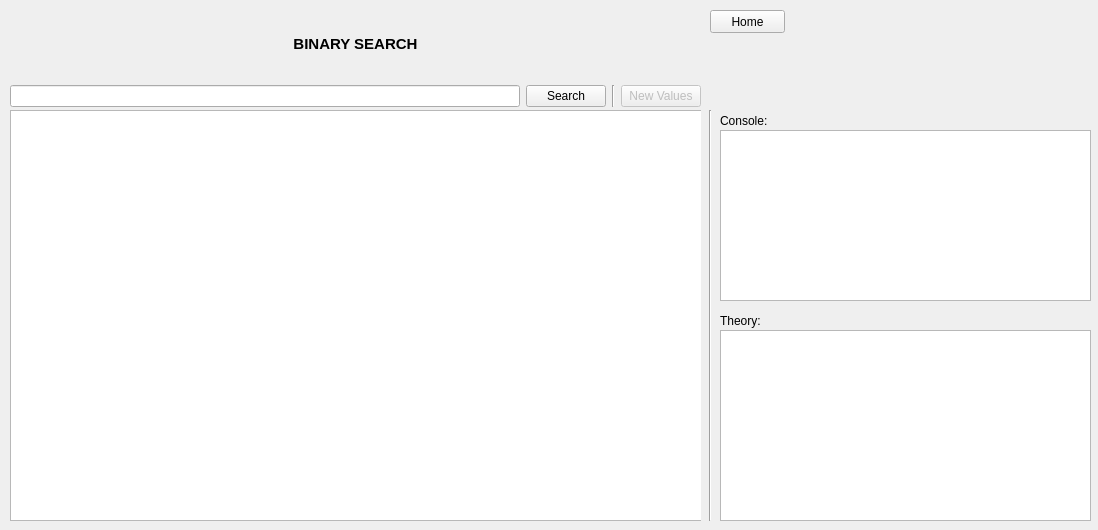
Before: the Qt Designer form AlgoViz/src/resources/views/BinSrchView.ui in Sabin-B-99/AlgoViz, drawn with Qt 5.
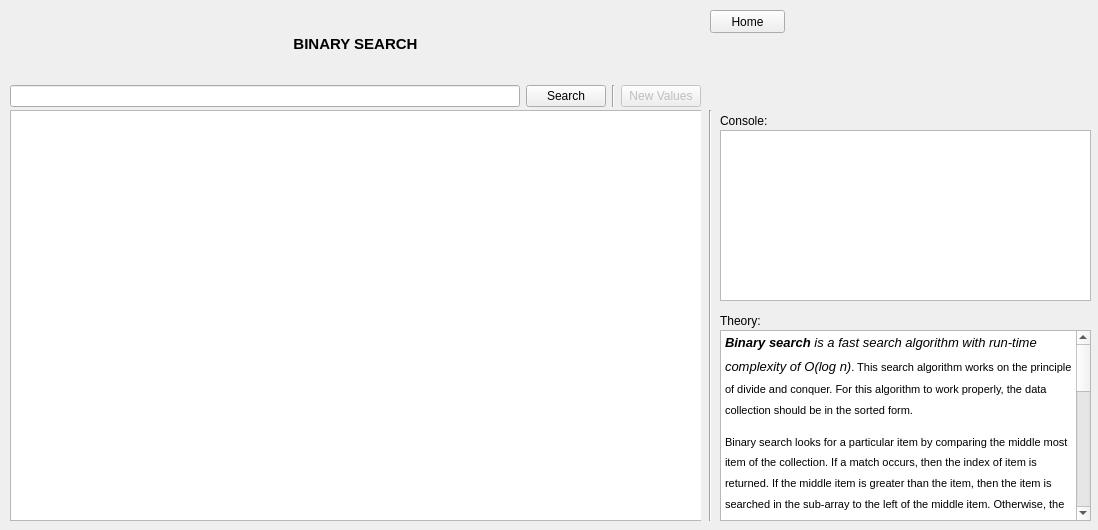
After: the same form once the commit is applied.

Commit message: Added theory for all algorithms and dsa

The edit to the form file:
```diff
--- a/AlgoViz/src/resources/views/BinSrchView.ui
+++ b/AlgoViz/src/resources/views/BinSrchView.ui
@@ -13,7 +13,7 @@
   <property name="windowTitle">
    <string>Form</string>
   </property>
-  <widget class="QPlainTextEdit" name="binSrchInfoPlainTextEdit">
+  <widget class="QTextBrowser" name="binSrchInfoTextBrowser">
    <property name="geometry">
     <rect>
      <x>720</x>
@@ -22,8 +22,40 @@
      <height>191</height>
     </rect>
    </property>
-   <property name="readOnly">
-    <bool>true</bool>
+   <property name="html">
+    <string>&lt;!DOCTYPE HTML PUBLIC &quot;-//W3C//DTD HTML 4.0//EN&quot; &quot;http://www.w3.org/TR/REC-html40/strict.dtd&quot;&gt;
+&lt;html&gt;&lt;head&gt;&lt;meta name=&quot;qrichtext&quot; content=&quot;1&quot; /&gt;&lt;style type=&quot;text/css&quot;&gt;
+p, li { white-space: pre-wrap; }
+&lt;/style&gt;&lt;/head&gt;&lt;body style=&quot; font-family:'MS Shell Dlg 2'; font-size:8.25pt; font-weight:400; font-style:normal;&quot;&gt;
+&lt;p style=&quot; margin-top:10px; margin-bottom:11px; margin-left:0px; margin-right:0px; -qt-block-indent:0; text-indent:0px; line-height:160%;&quot;&gt;&lt;span style=&quot; font-family:'Nunito','sans-serif'; font-size:10pt; font-weight:600; font-style:italic; color:#000000;&quot;&gt;Binary search&lt;/span&gt;&lt;span style=&quot; font-family:'Nunito','sans-serif'; font-size:10pt; font-style:italic; color:#000000;&quot;&gt; is a fast search algorithm with run-time complexity of Ο(log n)&lt;/span&gt;&lt;span style=&quot; font-family:'Nunito','sans-serif'; font-size:8pt; color:#000000;&quot;&gt;. This search algorithm works on the principle of divide and conquer. For this algorithm to work properly, the data collection should be in the sorted form.&lt;/span&gt;&lt;/p&gt;
+&lt;p style=&quot; margin-top:10px; margin-bottom:11px; margin-left:0px; margin-right:0px; -qt-block-indent:0; text-indent:0px; line-height:160%;&quot;&gt;&lt;span style=&quot; font-family:'Nunito','sans-serif'; font-size:8pt; color:#000000;&quot;&gt;Binary search looks for a particular item by comparing the middle most item of the collection. If a match occurs, then the index of item is returned. If the middle item is greater than the item, then the item is searched in the sub-array to the left of the middle item. Otherwise, the item is searched for in the sub-array to the right of the middle item. This process continues on the sub-array as well until the size of the subarray reduces to zero.&lt;/span&gt;&lt;/p&gt;
+&lt;p style=&quot; margin-top:10px; margin-bottom:11px; margin-left:0px; margin-right:0px; -qt-block-indent:0; text-indent:0px; line-height:160%;&quot;&gt;&lt;span style=&quot; font-family:'Heebo','sans-serif'; font-size:8pt; font-weight:496; color:#000000;&quot;&gt;Pseudocode&lt;/span&gt;&lt;/p&gt;
+&lt;p style=&quot; margin-top:10px; margin-bottom:11px; margin-left:0px; margin-right:0px; -qt-block-indent:0; text-indent:0px; line-height:160%;&quot;&gt;&lt;span style=&quot; font-family:'Nunito','sans-serif'; font-size:8pt; color:#000000;&quot;&gt;The pseudocode of binary search algorithms should look like this −&lt;/span&gt;&lt;/p&gt;
+&lt;p style=&quot; margin-top:0px; margin-bottom:0px; margin-left:0px; margin-right:0px; -qt-block-indent:0; text-indent:0px; background-color:#eeeeee;&quot;&gt;&lt;span style=&quot; font-family:'Courier New'; font-size:8pt; color:#660066;&quot;&gt;Procedure&lt;/span&gt;&lt;span style=&quot; font-family:'Courier New'; font-size:8pt; color:#000000;&quot;&gt; binary_search&lt;/span&gt;&lt;/p&gt;
+&lt;p style=&quot; margin-top:0px; margin-bottom:0px; margin-left:0px; margin-right:0px; -qt-block-indent:0; text-indent:0px; background-color:#eeeeee;&quot;&gt;&lt;span style=&quot; font-family:'Courier New'; font-size:8pt; color:#000000;&quot;&gt;   A &lt;/span&gt;&lt;span style=&quot; font-family:'Courier New'; font-size:8pt; color:#666600;&quot;&gt;←&lt;/span&gt;&lt;span style=&quot; font-family:'Courier New'; font-size:8pt; color:#000000;&quot;&gt; sorted array&lt;/span&gt;&lt;/p&gt;
+&lt;p style=&quot; margin-top:0px; margin-bottom:0px; margin-left:0px; margin-right:0px; -qt-block-indent:0; text-indent:0px; background-color:#eeeeee;&quot;&gt;&lt;span style=&quot; font-family:'Courier New'; font-size:8pt; color:#000000;&quot;&gt;   n &lt;/span&gt;&lt;span style=&quot; font-family:'Courier New'; font-size:8pt; color:#666600;&quot;&gt;←&lt;/span&gt;&lt;span style=&quot; font-family:'Courier New'; font-size:8pt; color:#000000;&quot;&gt; size &lt;/span&gt;&lt;span style=&quot; font-family:'Courier New'; font-size:8pt; color:#000088;&quot;&gt;of&lt;/span&gt;&lt;span style=&quot; font-family:'Courier New'; font-size:8pt; color:#000000;&quot;&gt; array&lt;/span&gt;&lt;/p&gt;
+&lt;p style=&quot; margin-top:0px; margin-bottom:0px; margin-left:0px; margin-right:0px; -qt-block-indent:0; text-indent:0px; background-color:#eeeeee;&quot;&gt;&lt;span style=&quot; font-family:'Courier New'; font-size:8pt; color:#000000;&quot;&gt;   x &lt;/span&gt;&lt;span style=&quot; font-family:'Courier New'; font-size:8pt; color:#666600;&quot;&gt;←&lt;/span&gt;&lt;span style=&quot; font-family:'Courier New'; font-size:8pt; color:#000000;&quot;&gt; &lt;/span&gt;&lt;span style=&quot; font-family:'Courier New'; font-size:8pt; color:#000088;&quot;&gt;value&lt;/span&gt;&lt;span style=&quot; font-family:'Courier New'; font-size:8pt; color:#000000;&quot;&gt; to be searched&lt;/span&gt;&lt;/p&gt;
+&lt;p style=&quot;-qt-paragraph-type:empty; margin-top:0px; margin-bottom:0px; margin-left:0px; margin-right:0px; -qt-block-indent:0; text-indent:0px; font-family:'Courier New'; font-size:8pt; color:#000000; background-color:#eeeeee;&quot;&gt;&lt;br /&gt;&lt;/p&gt;
+&lt;p style=&quot; margin-top:0px; margin-bottom:0px; margin-left:0px; margin-right:0px; -qt-block-indent:0; text-indent:0px; background-color:#eeeeee;&quot;&gt;&lt;span style=&quot; font-family:'Courier New'; font-size:8pt; color:#000000;&quot;&gt;   &lt;/span&gt;&lt;span style=&quot; font-family:'Courier New'; font-size:8pt; color:#660066;&quot;&gt;Set&lt;/span&gt;&lt;span style=&quot; font-family:'Courier New'; font-size:8pt; color:#000000;&quot;&gt; lowerBound &lt;/span&gt;&lt;span style=&quot; font-family:'Courier New'; font-size:8pt; color:#666600;&quot;&gt;=&lt;/span&gt;&lt;span style=&quot; font-family:'Courier New'; font-size:8pt; color:#000000;&quot;&gt; &lt;/span&gt;&lt;span style=&quot; font-family:'Courier New'; font-size:8pt; color:#006666;&quot;&gt;1&lt;/span&gt;&lt;/p&gt;
+&lt;p style=&quot; margin-top:0px; margin-bottom:0px; margin-left:0px; margin-right:0px; -qt-block-indent:0; text-indent:0px; background-color:#eeeeee;&quot;&gt;&lt;span style=&quot; font-family:'Courier New'; font-size:8pt; color:#000000;&quot;&gt;   &lt;/span&gt;&lt;span style=&quot; font-family:'Courier New'; font-size:8pt; color:#660066;&quot;&gt;Set&lt;/span&gt;&lt;span style=&quot; font-family:'Courier New'; font-size:8pt; color:#000000;&quot;&gt; upperBound &lt;/span&gt;&lt;span style=&quot; font-family:'Courier New'; font-size:8pt; color:#666600;&quot;&gt;=&lt;/span&gt;&lt;span style=&quot; font-family:'Courier New'; font-size:8pt; color:#000000;&quot;&gt; n &lt;/span&gt;&lt;/p&gt;
+&lt;p style=&quot;-qt-paragraph-type:empty; margin-top:0px; margin-bottom:0px; margin-left:0px; margin-right:0px; -qt-block-indent:0; text-indent:0px; font-family:'Courier New'; font-size:8pt; color:#000000; background-color:#eeeeee;&quot;&gt;&lt;br /&gt;&lt;/p&gt;
+&lt;p style=&quot; margin-top:0px; margin-bottom:0px; margin-left:0px; margin-right:0px; -qt-block-indent:0; text-indent:0px; background-color:#eeeeee;&quot;&gt;&lt;span style=&quot; font-family:'Courier New'; font-size:8pt; color:#000000;&quot;&gt;   &lt;/span&gt;&lt;span style=&quot; font-family:'Courier New'; font-size:8pt; color:#000088;&quot;&gt;while&lt;/span&gt;&lt;span style=&quot; font-family:'Courier New'; font-size:8pt; color:#000000;&quot;&gt; x &lt;/span&gt;&lt;span style=&quot; font-family:'Courier New'; font-size:8pt; color:#000088;&quot;&gt;not&lt;/span&gt;&lt;span style=&quot; font-family:'Courier New'; font-size:8pt; color:#000000;&quot;&gt; found&lt;/span&gt;&lt;/p&gt;
+&lt;p style=&quot; margin-top:0px; margin-bottom:0px; margin-left:0px; margin-right:0px; -qt-block-indent:0; text-indent:0px; background-color:#eeeeee;&quot;&gt;&lt;span style=&quot; font-family:'Courier New'; font-size:8pt; color:#000000;&quot;&gt;      &lt;/span&gt;&lt;span style=&quot; font-family:'Courier New'; font-size:8pt; color:#000088;&quot;&gt;if&lt;/span&gt;&lt;span style=&quot; font-family:'Courier New'; font-size:8pt; color:#000000;&quot;&gt; upperBound &lt;/span&gt;&lt;span style=&quot; font-family:'Courier New'; font-size:8pt; color:#666600;&quot;&gt;&amp;lt;&lt;/span&gt;&lt;span style=&quot; font-family:'Courier New'; font-size:8pt; color:#000000;&quot;&gt; lowerBound &lt;/span&gt;&lt;/p&gt;
+&lt;p style=&quot; margin-top:0px; margin-bottom:0px; margin-left:0px; margin-right:0px; -qt-block-indent:0; text-indent:0px; background-color:#eeeeee;&quot;&gt;&lt;span style=&quot; font-family:'Courier New'; font-size:8pt; color:#000000;&quot;&gt;         EXIT&lt;/span&gt;&lt;span style=&quot; font-family:'Courier New'; font-size:8pt; color:#666600;&quot;&gt;:&lt;/span&gt;&lt;span style=&quot; font-family:'Courier New'; font-size:8pt; color:#000000;&quot;&gt; x does &lt;/span&gt;&lt;span style=&quot; font-family:'Courier New'; font-size:8pt; color:#000088;&quot;&gt;not&lt;/span&gt;&lt;span style=&quot; font-family:'Courier New'; font-size:8pt; color:#000000;&quot;&gt; exists&lt;/span&gt;&lt;span style=&quot; font-family:'Courier New'; font-size:8pt; color:#666600;&quot;&gt;.&lt;/span&gt;&lt;/p&gt;
+&lt;p style=&quot; margin-top:0px; margin-bottom:0px; margin-left:0px; margin-right:0px; -qt-block-indent:0; text-indent:0px; background-color:#eeeeee;&quot;&gt;&lt;span style=&quot; font-family:'Courier New'; font-size:8pt; color:#000000;&quot;&gt;   &lt;/span&gt;&lt;/p&gt;
+&lt;p style=&quot; margin-top:0px; margin-bottom:0px; margin-left:0px; margin-right:0px; -qt-block-indent:0; text-indent:0px; background-color:#eeeeee;&quot;&gt;&lt;span style=&quot; font-family:'Courier New'; font-size:8pt; color:#000000;&quot;&gt;      &lt;/span&gt;&lt;span style=&quot; font-family:'Courier New'; font-size:8pt; color:#000088;&quot;&gt;set&lt;/span&gt;&lt;span style=&quot; font-family:'Courier New'; font-size:8pt; color:#000000;&quot;&gt; midPoint &lt;/span&gt;&lt;span style=&quot; font-family:'Courier New'; font-size:8pt; color:#666600;&quot;&gt;=&lt;/span&gt;&lt;span style=&quot; font-family:'Courier New'; font-size:8pt; color:#000000;&quot;&gt; lowerBound &lt;/span&gt;&lt;span style=&quot; font-family:'Courier New'; font-size:8pt; color:#666600;&quot;&gt;+&lt;/span&gt;&lt;span style=&quot; font-family:'Courier New'; font-size:8pt; color:#000000;&quot;&gt; &lt;/span&gt;&lt;span style=&quot; font-family:'Courier New'; font-size:8pt; color:#666600;&quot;&gt;(&lt;/span&gt;&lt;span style=&quot; font-family:'Courier New'; font-size:8pt; color:#000000;&quot;&gt; upperBound &lt;/span&gt;&lt;span style=&quot; font-family:'Courier New'; font-size:8pt; color:#666600;&quot;&gt;-&lt;/span&gt;&lt;span style=&quot; font-family:'Courier New'; font-size:8pt; color:#000000;&quot;&gt; lowerBound &lt;/span&gt;&lt;span style=&quot; font-family:'Courier New'; font-size:8pt; color:#666600;&quot;&gt;)&lt;/span&gt;&lt;span style=&quot; font-family:'Courier New'; font-size:8pt; color:#000000;&quot;&gt; &lt;/span&gt;&lt;span style=&quot; font-family:'Courier New'; font-size:8pt; color:#666600;&quot;&gt;/&lt;/span&gt;&lt;span style=&quot; font-family:'Courier New'; font-size:8pt; color:#000000;&quot;&gt; &lt;/span&gt;&lt;span style=&quot; font-family:'Courier New'; font-size:8pt; color:#006666;&quot;&gt;2&lt;/span&gt;&lt;/p&gt;
+&lt;p style=&quot; margin-top:0px; margin-bottom:0px; margin-left:0px; margin-right:0px; -qt-block-indent:0; text-indent:0px; background-color:#eeeeee;&quot;&gt;&lt;span style=&quot; font-family:'Courier New'; font-size:8pt; color:#000000;&quot;&gt;      &lt;/span&gt;&lt;/p&gt;
+&lt;p style=&quot; margin-top:0px; margin-bottom:0px; margin-left:0px; margin-right:0px; -qt-block-indent:0; text-indent:0px; background-color:#eeeeee;&quot;&gt;&lt;span style=&quot; font-family:'Courier New'; font-size:8pt; color:#000000;&quot;&gt;      &lt;/span&gt;&lt;span style=&quot; font-family:'Courier New'; font-size:8pt; color:#000088;&quot;&gt;if&lt;/span&gt;&lt;span style=&quot; font-family:'Courier New'; font-size:8pt; color:#000000;&quot;&gt; A&lt;/span&gt;&lt;span style=&quot; font-family:'Courier New'; font-size:8pt; color:#666600;&quot;&gt;[&lt;/span&gt;&lt;span style=&quot; font-family:'Courier New'; font-size:8pt; color:#000000;&quot;&gt;midPoint&lt;/span&gt;&lt;span style=&quot; font-family:'Courier New'; font-size:8pt; color:#666600;&quot;&gt;]&lt;/span&gt;&lt;span style=&quot; font-family:'Courier New'; font-size:8pt; color:#000000;&quot;&gt; &lt;/span&gt;&lt;span style=&quot; font-family:'Courier New'; font-size:8pt; color:#666600;&quot;&gt;&amp;lt;&lt;/span&gt;&lt;span style=&quot; font-family:'Courier New'; font-size:8pt; color:#000000;&quot;&gt; x&lt;/span&gt;&lt;/p&gt;
+&lt;p style=&quot; margin-top:0px; margin-bottom:0px; margin-left:0px; margin-right:0px; -qt-block-indent:0; text-indent:0px; background-color:#eeeeee;&quot;&gt;&lt;span style=&quot; font-family:'Courier New'; font-size:8pt; color:#000000;&quot;&gt;         &lt;/span&gt;&lt;span style=&quot; font-family:'Courier New'; font-size:8pt; color:#000088;&quot;&gt;set&lt;/span&gt;&lt;span style=&quot; font-family:'Courier New'; font-size:8pt; color:#000000;&quot;&gt; lowerBound &lt;/span&gt;&lt;span style=&quot; font-family:'Courier New'; font-size:8pt; color:#666600;&quot;&gt;=&lt;/span&gt;&lt;span style=&quot; font-family:'Courier New'; font-size:8pt; color:#000000;&quot;&gt; midPoint &lt;/span&gt;&lt;span style=&quot; font-family:'Courier New'; font-size:8pt; color:#666600;&quot;&gt;+&lt;/span&gt;&lt;span style=&quot; font-family:'Courier New'; font-size:8pt; color:#000000;&quot;&gt; &lt;/span&gt;&lt;span style=&quot; font-family:'Courier New'; font-size:8pt; color:#006666;&quot;&gt;1&lt;/span&gt;&lt;/p&gt;
+&lt;p style=&quot; margin-top:0px; margin-bottom:0px; margin-left:0px; margin-right:0px; -qt-block-indent:0; text-indent:0px; background-color:#eeeeee;&quot;&gt;&lt;span style=&quot; font-family:'Courier New'; font-size:8pt; color:#000000;&quot;&gt;         &lt;/span&gt;&lt;/p&gt;
+&lt;p style=&quot; margin-top:0px; margin-bottom:0px; margin-left:0px; margin-right:0px; -qt-block-indent:0; text-indent:0px; background-color:#eeeeee;&quot;&gt;&lt;span style=&quot; font-family:'Courier New'; font-size:8pt; color:#000000;&quot;&gt;      &lt;/span&gt;&lt;span style=&quot; font-family:'Courier New'; font-size:8pt; color:#000088;&quot;&gt;if&lt;/span&gt;&lt;span style=&quot; font-family:'Courier New'; font-size:8pt; color:#000000;&quot;&gt; A&lt;/span&gt;&lt;span style=&quot; font-family:'Courier New'; font-size:8pt; color:#666600;&quot;&gt;[&lt;/span&gt;&lt;span style=&quot; font-family:'Courier New'; font-size:8pt; color:#000000;&quot;&gt;midPoint&lt;/span&gt;&lt;span style=&quot; font-family:'Courier New'; font-size:8pt; color:#666600;&quot;&gt;]&lt;/span&gt;&lt;span style=&quot; font-family:'Courier New'; font-size:8pt; color:#000000;&quot;&gt; &lt;/span&gt;&lt;span style=&quot; font-family:'Courier New'; font-size:8pt; color:#666600;&quot;&gt;&amp;gt;&lt;/span&gt;&lt;span style=&quot; font-family:'Courier New'; font-size:8pt; color:#000000;&quot;&gt; x&lt;/span&gt;&lt;/p&gt;
+&lt;p style=&quot; margin-top:0px; margin-bottom:0px; margin-left:0px; margin-right:0px; -qt-block-indent:0; text-indent:0px; background-color:#eeeeee;&quot;&gt;&lt;span style=&quot; font-family:'Courier New'; font-size:8pt; color:#000000;&quot;&gt;         &lt;/span&gt;&lt;span style=&quot; font-family:'Courier New'; font-size:8pt; color:#000088;&quot;&gt;set&lt;/span&gt;&lt;span style=&quot; font-family:'Courier New'; font-size:8pt; color:#000000;&quot;&gt; upperBound &lt;/span&gt;&lt;span style=&quot; font-family:'Courier New'; font-size:8pt; color:#666600;&quot;&gt;=&lt;/span&gt;&lt;span style=&quot; font-family:'Courier New'; font-size:8pt; color:#000000;&quot;&gt; midPoint &lt;/span&gt;&lt;span style=&quot; font-family:'Courier New'; font-size:8pt; color:#666600;&quot;&gt;-&lt;/span&gt;&lt;span style=&quot; font-family:'Courier New'; font-size:8pt; color:#000000;&quot;&gt; &lt;/span&gt;&lt;span style=&quot; font-family:'Courier New'; font-size:8pt; color:#006666;&quot;&gt;1&lt;/span&gt;&lt;span style=&quot; font-family:'Courier New'; font-size:8pt; color:#000000;&quot;&gt; &lt;/span&gt;&lt;/p&gt;
+&lt;p style=&quot;-qt-paragraph-type:empty; margin-top:0px; margin-bottom:0px; margin-left:0px; margin-right:0px; -qt-block-indent:0; text-indent:0px; font-family:'Courier New'; font-size:8pt; color:#000000; background-color:#eeeeee;&quot;&gt;&lt;br /&gt;&lt;/p&gt;
+&lt;p style=&quot; margin-top:0px; margin-bottom:0px; margin-left:0px; margin-right:0px; -qt-block-indent:0; text-indent:0px; background-color:#eeeeee;&quot;&gt;&lt;span style=&quot; font-family:'Courier New'; font-size:8pt; color:#000000;&quot;&gt;      &lt;/span&gt;&lt;span style=&quot; font-family:'Courier New'; font-size:8pt; color:#000088;&quot;&gt;if&lt;/span&gt;&lt;span style=&quot; font-family:'Courier New'; font-size:8pt; color:#000000;&quot;&gt; A&lt;/span&gt;&lt;span style=&quot; font-family:'Courier New'; font-size:8pt; color:#666600;&quot;&gt;[&lt;/span&gt;&lt;span style=&quot; font-family:'Courier New'; font-size:8pt; color:#000000;&quot;&gt;midPoint&lt;/span&gt;&lt;span style=&quot; font-family:'Courier New'; font-size:8pt; color:#666600;&quot;&gt;]&lt;/span&gt;&lt;span style=&quot; font-family:'Courier New'; font-size:8pt; color:#000000;&quot;&gt; &lt;/span&gt;&lt;span style=&quot; font-family:'Courier New'; font-size:8pt; color:#666600;&quot;&gt;=&lt;/span&gt;&lt;span style=&quot; font-family:'Courier New'; font-size:8pt; color:#000000;&quot;&gt; x &lt;/span&gt;&lt;/p&gt;
+&lt;p style=&quot; margin-top:0px; margin-bottom:0px; margin-left:0px; margin-right:0px; -qt-block-indent:0; text-indent:0px; background-color:#eeeeee;&quot;&gt;&lt;span style=&quot; font-family:'Courier New'; font-size:8pt; color:#000000;&quot;&gt;         EXIT&lt;/span&gt;&lt;span style=&quot; font-family:'Courier New'; font-size:8pt; color:#666600;&quot;&gt;:&lt;/span&gt;&lt;span style=&quot; font-family:'Courier New'; font-size:8pt; color:#000000;&quot;&gt; x found at location midPoint&lt;/span&gt;&lt;/p&gt;
+&lt;p style=&quot; margin-top:0px; margin-bottom:0px; margin-left:0px; margin-right:0px; -qt-block-indent:0; text-indent:0px; background-color:#eeeeee;&quot;&gt;&lt;span style=&quot; font-family:'Courier New'; font-size:8pt; color:#000000;&quot;&gt;   &lt;/span&gt;&lt;span style=&quot; font-family:'Courier New'; font-size:8pt; color:#000088;&quot;&gt;end&lt;/span&gt;&lt;span style=&quot; font-family:'Courier New'; font-size:8pt; color:#000000;&quot;&gt; &lt;/span&gt;&lt;span style=&quot; font-family:'Courier New'; font-size:8pt; color:#000088;&quot;&gt;while&lt;/span&gt;&lt;/p&gt;
+&lt;p style=&quot; margin-top:0px; margin-bottom:0px; margin-left:0px; margin-right:0px; -qt-block-indent:0; text-indent:0px; background-color:#eeeeee;&quot;&gt;&lt;span style=&quot; font-family:'Courier New'; font-size:8pt; color:#000000;&quot;&gt;   &lt;/span&gt;&lt;/p&gt;
+&lt;p style=&quot; margin-top:0px; margin-bottom:0px; margin-left:0px; margin-right:0px; -qt-block-indent:0; text-indent:0px; background-color:#eeeeee;&quot;&gt;&lt;span style=&quot; font-family:'Courier New'; font-size:8pt; color:#000088;&quot;&gt;end&lt;/span&gt;&lt;span style=&quot; font-family:'Courier New'; font-size:8pt; color:#000000;&quot;&gt; procedure&lt;/span&gt;&lt;/p&gt;&lt;/body&gt;&lt;/html&gt;</string>
    </property>
   </widget>
   <widget class="Line" name="binSrchAnimTextAreaSeparator">
```
The commit also changes 8 other files.
